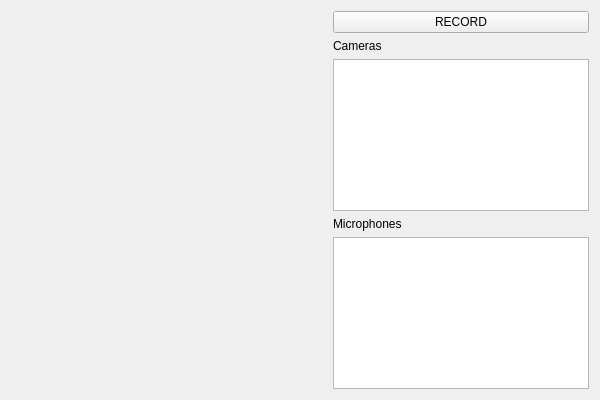
Qt form CameraCapture/mainwindow.ui (cgy1992/CameraCapture) before a commit.
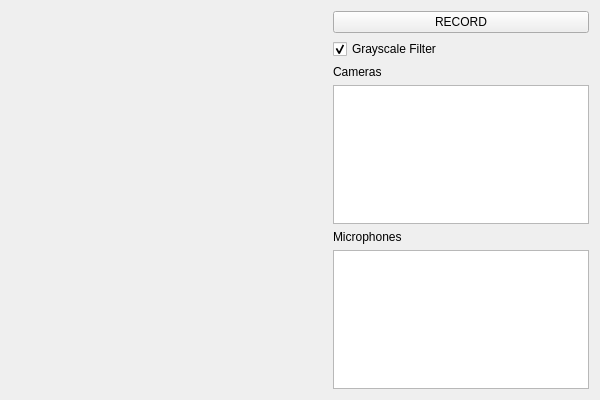
The same form after that commit. Custom widgets are drawn as their Qt base class.

Commit message: Add grayscale image filter; Clean up code;

Diff of the .ui file:
```diff
--- a/CameraCapture/mainwindow.ui
+++ b/CameraCapture/mainwindow.ui
@@ -37,7 +37,7 @@
       </property>
      </widget>
     </item>
-    <item row="1" column="1">
+    <item row="2" column="1">
      <widget class="QLabel" name="label">
       <property name="text">
        <string>Cameras</string>
@@ -47,10 +47,10 @@
       </property>
      </widget>
     </item>
-    <item row="2" column="1">
-     <widget class="QListWidget" name="cameraListWidget"/>
-    </item>
     <item row="3" column="1">
+     <widget class="QListWidget" name="cameraListWidget"/>
+    </item>
+    <item row="4" column="1">
      <widget class="QLabel" name="label_2">
       <property name="text">
        <string>Microphones</string>
@@ -60,9 +60,19 @@
       </property>
      </widget>
     </item>
-    <item row="4" column="1">
+    <item row="5" column="1">
      <widget class="QListWidget" name="micListWidget"/>
     </item>
+    <item row="1" column="1">
+     <widget class="QCheckBox" name="grayscaleCheckBox">
+      <property name="text">
+       <string>Grayscale Filter</string>
+      </property>
+      <property name="checked">
+       <bool>true</bool>
+      </property>
+     </widget>
+    </item>
    </layout>
   </widget>
  </widget>
```
Left out of the diff: 2 changed lines with no effect on the pictures. The commit also changes 9 other files.
